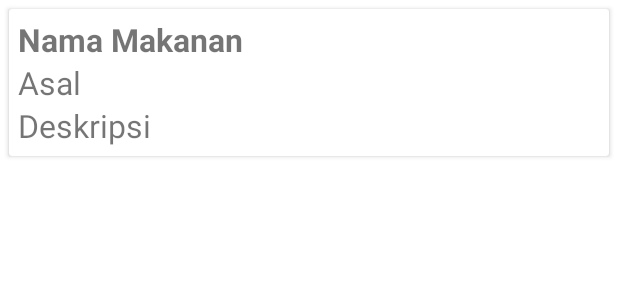
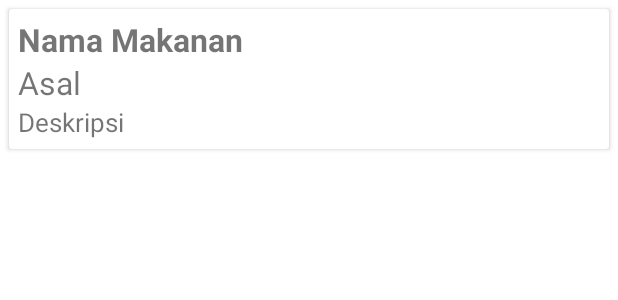
Before and after one commit to jenhk03/OurCuisine, an Android app: the layout list_item_cuisine.xml on its own in the app's theme, with its tools: preview values and no code run, on a phone screen of 412 x 824 dp. Shown: the top 300 px of the screen. Run offline under Robolectric (Android 15) with nearby library versions, the phone set to English and light mode, and no system bars.

Commit message:
Update list_item_cuisine.xml

```diff
--- a/app/src/main/res/layout/list_item_cuisine.xml
+++ b/app/src/main/res/layout/list_item_cuisine.xml
@@ -34,6 +34,8 @@
             android:layout_height="wrap_content"
             android:id="@+id/tv_description"
             android:text="Deskripsi"
-            android:textSize="21sp" />
+            android:ellipsize="end"
+            android:maxLines="2"
+            android:textSize="17sp" />
     </LinearLayout>
 </androidx.cardview.widget.CardView>
```
